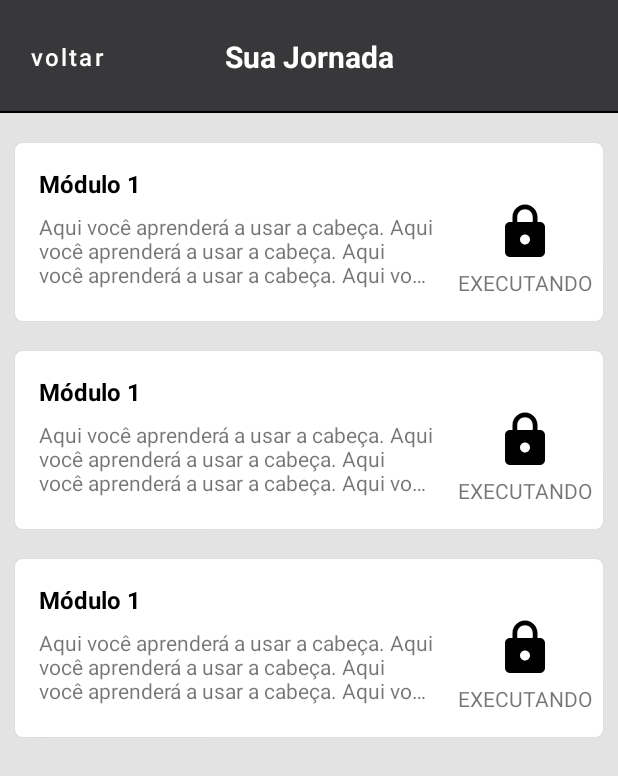
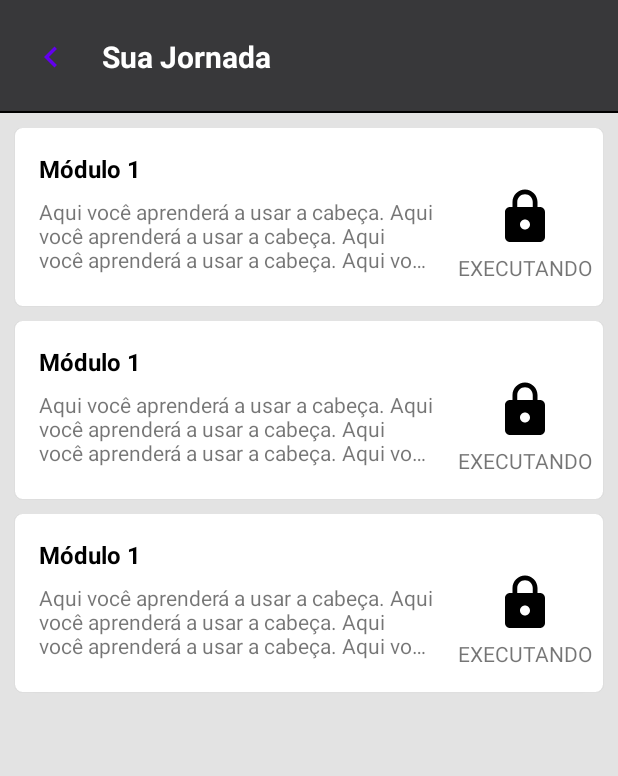
Before and after one commit to vhgs01/Grupo-Exclusivo, an Android app: the layout activity_modules.xml on its own in the app's theme, with its tools: preview values and no code run, on a phone screen of 412 x 824 dp. Shown: the top 776 px of the screen. Run offline under Robolectric (Android 15) with nearby library versions, the phone set to English and light mode, and no system bars; network calls fail.

Commit message:
Ajustes finos de layout

```diff
--- /dev/null
+++ b/app/src/main/res/drawable/ic_back.xml
@@ -0,0 +1,5 @@
+<vector android:height="24dp" android:tint="#FFFFFF"
+    android:viewportHeight="24" android:viewportWidth="24"
+    android:width="24dp" xmlns:android="http://schemas.android.com/apk/res/android">
+    <path android:fillColor="@android:color/white" android:pathData="M15.41,7.41L14,6l-6,6 6,6 1.41,-1.41L10.83,12z"/>
+</vector>
--- a/app/src/main/res/layout/activity_home.xml
+++ b/app/src/main/res/layout/activity_home.xml
@@ -36,7 +36,7 @@
             android:layout_width="24dp"
             android:layout_height="24dp"
             android:layout_marginEnd="20dp"
-            android:background="@drawable/button_with_img"
+            android:background="@drawable/ic_close"
             android:textSize="@dimen/modulesLogoutTextSize"
             app:layout_constraintBottom_toBottomOf="@+id/homeTitle"
             app:layout_constraintEnd_toEndOf="parent"
@@ -120,6 +120,7 @@
         android:layout_marginEnd="@dimen/homeCardViewMargineEnd"
         android:backgroundTint="@color/whiteTwo"
         android:elevation="@dimen/modulesCardViewElenation"
+        android:visibility="gone"
         app:cardCornerRadius="@dimen/modulesCardViewCornerRadius"
         app:layout_constraintEnd_toEndOf="parent"
         app:layout_constraintStart_toStartOf="parent"
--- a/app/src/main/res/layout/activity_modules.xml
+++ b/app/src/main/res/layout/activity_modules.xml
@@ -11,34 +11,40 @@
         android:id="@+id/modulesHeader"
         android:layout_width="match_parent"
         android:layout_height="wrap_content"
+        android:layout_alignParentStart="true"
+        android:layout_alignParentTop="true"
+        android:layout_alignParentEnd="true"
         android:background="@color/gray">
 
         <Button
             android:id="@+id/modulesBack"
-            android:layout_width="wrap_content"
-            android:layout_height="wrap_content"
-            android:background="@drawable/button_with_oppacity"
-            android:text="@string/stepsBack"
-            android:textAllCaps="false"
-            android:textColor="@color/white"
-            android:textSize="@dimen/stepsBackTextSize"
+            android:layout_width="28dp"
+            android:layout_height="28dp"
+            android:layout_marginStart="20dp"
+            android:background="@drawable/ic_back"
+            android:textSize="@dimen/modulesLogoutTextSize"
             app:layout_constraintBottom_toBottomOf="@+id/modulesJourney"
             app:layout_constraintStart_toStartOf="parent"
             app:layout_constraintTop_toTopOf="@+id/modulesJourney" />
 
         <TextView
             android:id="@+id/modulesJourney"
-            android:layout_width="wrap_content"
+            android:layout_width="0dp"
             android:layout_height="wrap_content"
+            android:layout_marginStart="20dp"
             android:layout_marginTop="@dimen/modulesJourneyMarginTop"
+            android:layout_marginEnd="20dp"
             android:layout_marginBottom="@dimen/modulesJourneyMarginBottom"
+            android:ellipsize="end"
+            android:gravity="start"
+            android:maxLines="1"
             android:text="@string/Journey"
             android:textColor="@color/white"
             android:textSize="@dimen/modulesJourneyTextSize"
             android:textStyle="bold"
             app:layout_constraintBottom_toBottomOf="parent"
             app:layout_constraintEnd_toEndOf="parent"
-            app:layout_constraintStart_toStartOf="parent"
+            app:layout_constraintStart_toEndOf="@+id/modulesBack"
             app:layout_constraintTop_toTopOf="parent" />
 
         <View
--- a/app/src/main/res/layout/activity_splash.xml
+++ b/app/src/main/res/layout/activity_splash.xml
@@ -4,7 +4,7 @@
     xmlns:tools="http://schemas.android.com/tools"
     android:layout_width="match_parent"
     android:layout_height="match_parent"
-    android:background="@color/grayTwo"
+    android:background="@color/black"
     tools:context=".view.activity.SplashActivity">
 
     <ImageView
@@ -25,7 +25,7 @@
         android:layout_marginBottom="@dimen/splashFromMarginBottom"
         android:text="@string/splashFrom"
         android:visibility="visible"
-        android:textColor="@color/white"
+        android:textColor="@color/grayTwo"
         app:layout_constraintBottom_toTopOf="@+id/splashKaz"
         app:layout_constraintEnd_toEndOf="parent"
         app:layout_constraintStart_toStartOf="parent" />
@@ -36,7 +36,7 @@
         android:layout_height="wrap_content"
         android:layout_marginBottom="@dimen/splashKaz"
         android:text="@string/splashGrupoExclusivo"
-        android:textColor="@color/black"
+        android:textColor="@color/white"
         android:textSize="@dimen/splashKazTextSize"
         android:textStyle="bold"
         android:visibility="visible"
--- a/app/src/main/res/layout/base_list_item.xml
+++ b/app/src/main/res/layout/base_list_item.xml
@@ -10,7 +10,9 @@
         android:id="@+id/cardView"
         android:layout_width="match_parent"
         android:layout_height="wrap_content"
-        android:layout_margin="@dimen/modulesCardViewMargin"
+        android:layout_marginStart="@dimen/modulesCardViewMargin"
+        android:layout_marginEnd="@dimen/modulesCardViewMargin"
+        android:layout_marginBottom="@dimen/modulesCardViewMargin"
         android:elevation="@dimen/modulesCardViewElenation"
         app:cardCornerRadius="@dimen/modulesCardViewCornerRadius">
 
--- a/app/src/main/res/layout/checklist_item.xml
+++ b/app/src/main/res/layout/checklist_item.xml
@@ -10,7 +10,9 @@
         android:id="@+id/cardView"
         android:layout_width="match_parent"
         android:layout_height="wrap_content"
-        android:layout_margin="@dimen/modulesCardViewMargin"
+        android:layout_marginStart="@dimen/modulesCardViewMargin"
+        android:layout_marginEnd="@dimen/modulesCardViewMargin"
+        android:layout_marginBottom="@dimen/modulesCardViewMargin"
         android:elevation="@dimen/modulesCardViewElenation"
         app:cardCornerRadius="@dimen/modulesCardViewCornerRadius">
 
--- a/app/src/main/res/layout/step_item.xml
+++ b/app/src/main/res/layout/step_item.xml
@@ -37,7 +37,7 @@
                 android:layout_marginStart="@dimen/stepItemTitleMarginStart"
                 android:layout_marginTop="@dimen/stepItemTitleMarginTop"
                 android:ellipsize="end"
-                android:maxLines="2"
+                android:maxLines="1"
                 android:textColor="@color/black"
                 android:textSize="@dimen/stepItemTitleTextSize"
                 android:textStyle="bold"
--- a/app/src/main/res/values/colors.xml
+++ b/app/src/main/res/values/colors.xml
@@ -9,7 +9,7 @@
     <color name="white">#FFFFFFFF</color>
     <color name="whiteTwo">#E3E3E3</color>
     <color name="gray">#38383a</color>
-    <color name="grayTwo">#555555</color>
+    <color name="grayTwo">#656565</color>
     <color name="colorPrimary">#00b257</color>
     <color name="colorPrimaryDark">#005829</color>
     <color name="colorAccent">#2172FF</color>
--- a/app/src/main/res/values/dimens.xml
+++ b/app/src/main/res/values/dimens.xml
@@ -2,7 +2,7 @@
 <resources>
     <!--    SplashScreen    -->
     <dimen name="splashLogoDimen">230dp</dimen>
-    <dimen name="splashFromMarginBottom">8dp</dimen>
+    <dimen name="splashFromMarginBottom">12dp</dimen>
     <dimen name="splashKaz">50dp</dimen>
     <dimen name="splashKazMarginBottom">48dp</dimen>
     <dimen name="splashKazTextSize">25sp</dimen>
```
Also changed, not shown: app/src/main/java/br/com/kaz/view/activity/ChecklistActivity.kt (+9 -4 lines), app/src/main/java/br/com/kaz/view/activity/StepsActivity.kt (+8 -2 lines), app/src/main/res/drawable/button_with_img.xml (deleted, +0 -21 lines), app/src/main/res/layout/activity_checklist.xml (+15 -12 lines), app/src/main/res/layout/activity_steps.xml (+13 -9 lines), app/src/main/res/raw/method_kaz.json (+51 -51 lines), 3 other files.
